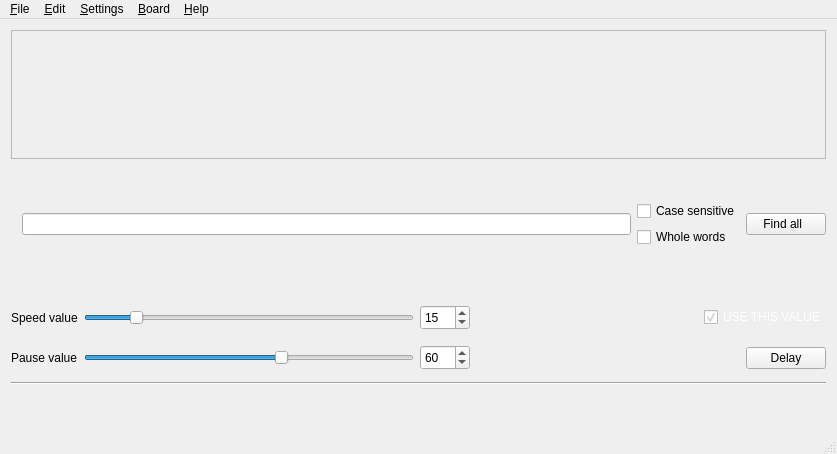
ITAAcademy/OpenBoard, file OpenBoard/mainwindow.ui: the form before one commit.
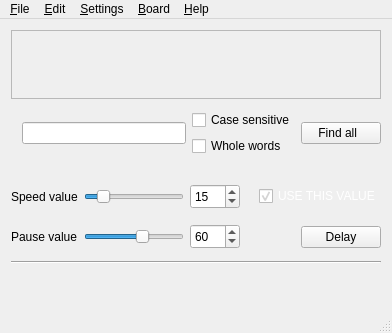
The form after the commit. Icons and pictures are not drawn.

```diff
--- a/OpenBoard/mainwindow.ui
+++ b/OpenBoard/mainwindow.ui
@@ -9,8 +9,8 @@
    <rect>
     <x>0</x>
     <y>0</y>
-    <width>837</width>
-    <height>454</height>
+    <width>372</width>
+    <height>333</height>
    </rect>
   </property>
   <property name="windowTitle">
@@ -462,7 +462,7 @@
           <widget class="QSlider" name="slider_speedTB">
            <property name="minimumSize">
             <size>
-             <width>330</width>
+             <width>100</width>
              <height>25</height>
             </size>
            </property>
@@ -599,7 +599,7 @@
           <widget class="QSlider" name="slider_delayTB">
            <property name="minimumSize">
             <size>
-             <width>330</width>
+             <width>100</width>
              <height>25</height>
             </size>
            </property>
@@ -687,7 +687,7 @@
     <rect>
      <x>0</x>
      <y>0</y>
-     <width>837</width>
+     <width>372</width>
      <height>21</height>
     </rect>
    </property>
```
Left out of the diff: 2 changed lines with no effect on the pictures.
